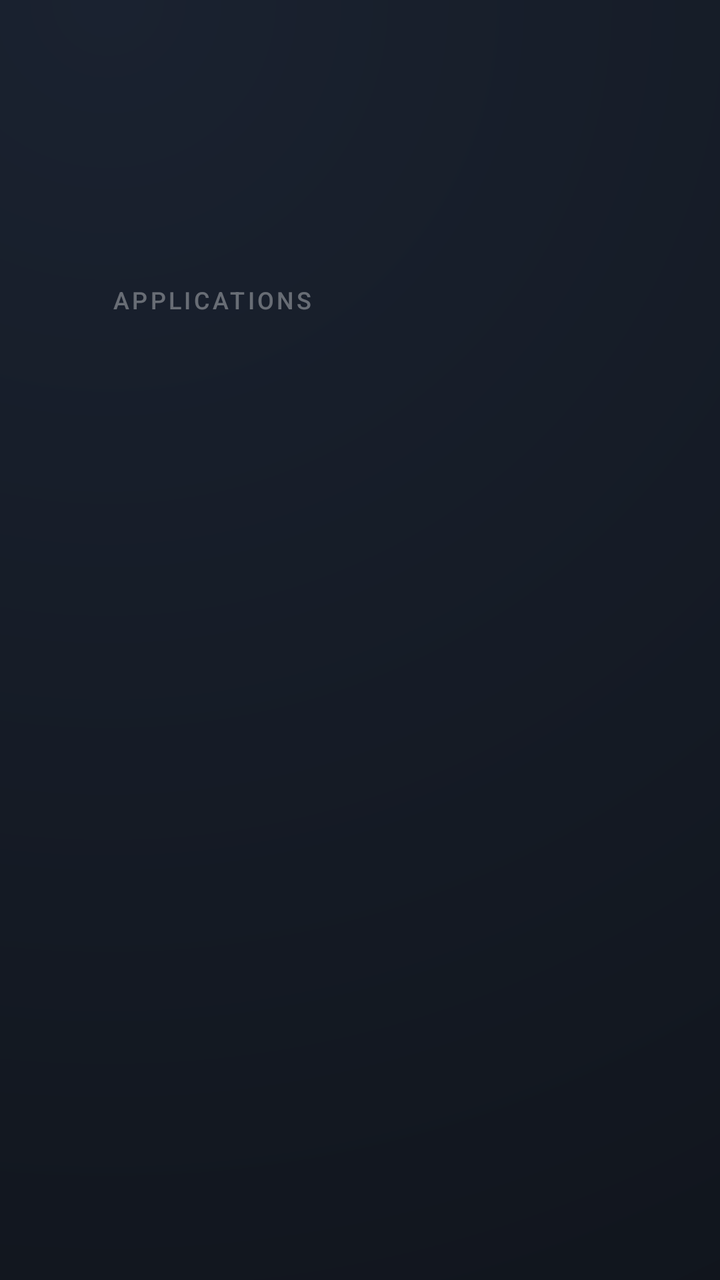
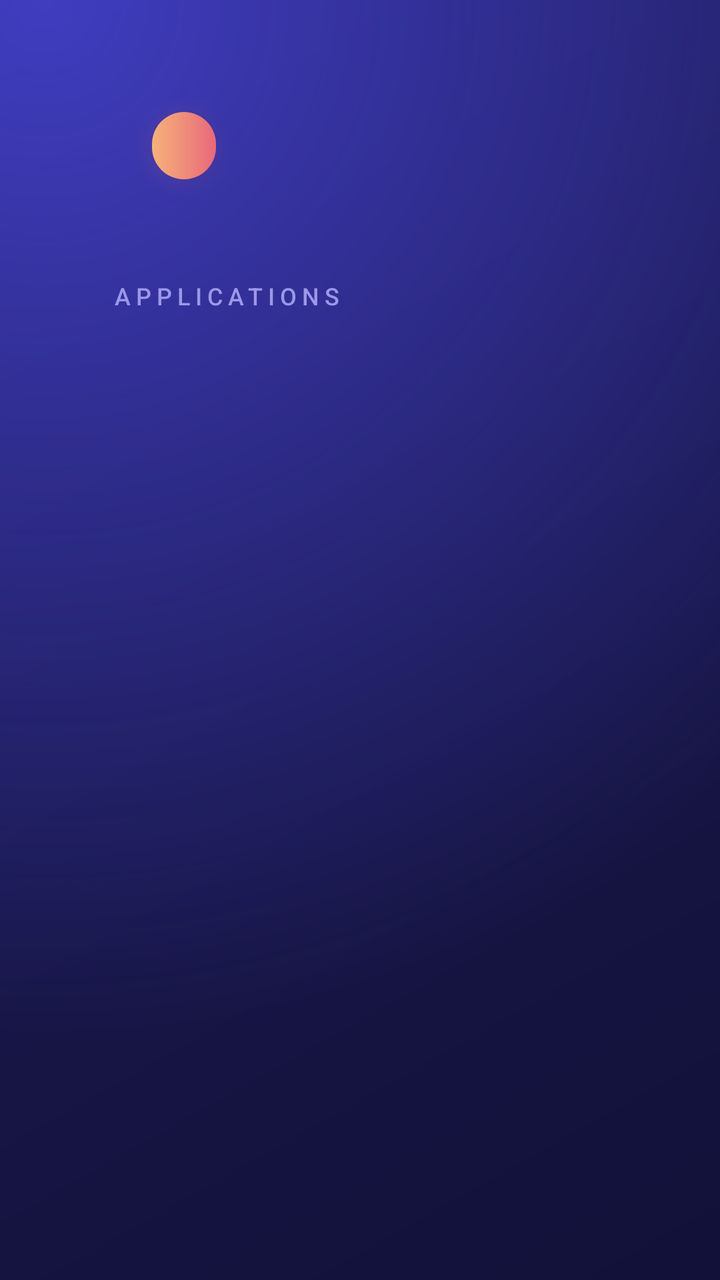

The first picture is an Android layout as it rendered before a commit; the second is the same layout after the commit. The layout source and the unified diff follow.
<!-- AndroidManifest.xml: application theme Theme.Lite -->
<!-- res/layout/activity_main.xml -->
<?xml version="1.0" encoding="utf-8"?>
<ScrollView xmlns:android="http://schemas.android.com/apk/res/android"
    android:id="@+id/scroll"
    android:layout_width="match_parent"
    android:layout_height="match_parent"
    android:clipChildren="false"
    android:clipToPadding="false"
    android:fillViewport="true"
    android:overScrollMode="never"
    android:paddingStart="@dimen/pad"
    android:paddingTop="40dp"
    android:paddingEnd="@dimen/pad"
    android:paddingBottom="48dp"
    android:scrollbars="none">

    <LinearLayout
        android:layout_width="match_parent"
        android:layout_height="wrap_content"
        android:clipChildren="false"
        android:clipToPadding="false"
        android:orientation="vertical">

        <LinearLayout
            android:layout_width="match_parent"
            android:layout_height="wrap_content"
            android:baselineAligned="true"
            android:orientation="horizontal">

            <TextView
                android:id="@+id/clock"
                android:layout_width="wrap_content"
                android:layout_height="wrap_content"
                android:fontFamily="sans-serif-light"
                android:includeFontPadding="false"
                android:textColor="#FFFFFF"
                android:textSize="56sp" />

            <TextView
                android:id="@+id/date"
                android:layout_width="wrap_content"
                android:layout_height="wrap_content"
                android:layout_marginStart="20dp"
                android:fontFamily="sans-serif"
                android:textColor="#8CFFFFFF"
                android:textSize="18sp" />
        </LinearLayout>

        <TextView
            android:layout_width="wrap_content"
            android:layout_height="wrap_content"
            android:layout_marginTop="36dp"
            android:layout_marginBottom="16dp"
            android:fontFamily="sans-serif-medium"
            android:letterSpacing="0.12"
            android:text="APPLICATIONS"
            android:textColor="#59FFFFFF"
            android:textSize="12sp" />

        <LinearLayout
            android:id="@+id/grid"
            android:layout_width="match_parent"
            android:layout_height="wrap_content"
            android:clipChildren="false"
            android:clipToPadding="false"
            android:orientation="vertical" />
    </LinearLayout>
</ScrollView>
<!-- resources referenced by this layout -->
<resources>
  <dimen name="pad">56dp</dimen>
  <style name="Theme.Lite" parent="android:Theme.DeviceDefault.NoActionBar.Fullscreen">
          <item name="android:windowBackground">@drawable/bg</item>
          <item name="android:colorAccent">#FFFFFF</item>
          <item name="android:windowDisablePreview">false</item>
      </style>
  <!-- drawable bg (drawable) -->
  <?xml version="1.0" encoding="utf-8"?>
  <shape xmlns:android="http://schemas.android.com/apk/res/android">
      <gradient
          android:centerX="0.15"
          android:centerY="0.0"
          android:endColor="#08090B"
          android:gradientRadius="1400dp"
          android:startColor="#1A2230"
          android:type="radial" />
  </shape>
</resources>

<!-- the commit's change to res/layout/activity_main.xml (unified diff, before → after) -->
@@ -23,14 +23,14 @@
         <LinearLayout
             android:layout_width="match_parent"
             android:layout_height="wrap_content"
-            android:baselineAligned="true"
+            android:gravity="center_vertical"
             android:orientation="horizontal">
 
             <TextView
                 android:id="@+id/clock"
                 android:layout_width="wrap_content"
                 android:layout_height="wrap_content"
-                android:fontFamily="sans-serif-light"
+                android:fontFamily="sans-serif-medium"
                 android:includeFontPadding="false"
                 android:textColor="#FFFFFF"
                 android:textSize="56sp" />
@@ -40,20 +40,27 @@
                 android:layout_width="wrap_content"
                 android:layout_height="wrap_content"
                 android:layout_marginStart="20dp"
-                android:fontFamily="sans-serif"
-                android:textColor="#8CFFFFFF"
-                android:textSize="18sp" />
+                android:background="@drawable/pill"
+                android:elevation="6dp"
+                android:fontFamily="sans-serif-medium"
+                android:outlineSpotShadowColor="@color/focus_glow"
+                android:paddingStart="16dp"
+                android:paddingTop="6dp"
+                android:paddingEnd="16dp"
+                android:paddingBottom="6dp"
+                android:textColor="#FFFFFF"
+                android:textSize="16sp" />
         </LinearLayout>
 
         <TextView
             android:layout_width="wrap_content"
             android:layout_height="wrap_content"
-            android:layout_marginTop="36dp"
+            android:layout_marginTop="34dp"
             android:layout_marginBottom="16dp"
             android:fontFamily="sans-serif-medium"
-            android:letterSpacing="0.12"
+            android:letterSpacing="0.22"
             android:text="APPLICATIONS"
-            android:textColor="#59FFFFFF"
+            android:textColor="#9C98E8"
             android:textSize="12sp" />
 
         <LinearLayout
<!-- resource entries referenced after the edit -->
@@ -1,21 +1,44 @@
 <!-- resources referenced by this layout -->
 <resources>
+  <color name="focus_glow">#E8687A</color>
   <dimen name="pad">56dp</dimen>
+  <!-- drawable pill (drawable) -->
+  <?xml version="1.0" encoding="utf-8"?>
+  <shape xmlns:android="http://schemas.android.com/apk/res/android">
+      <gradient
+          android:angle="0"
+          android:endColor="#E8687A"
+          android:startColor="#F6B27A" />
+      <corners android:radius="999dp" />
+  </shape>
   <style name="Theme.Lite" parent="android:Theme.DeviceDefault.NoActionBar.Fullscreen">
           <item name="android:windowBackground">@drawable/bg</item>
-          <item name="android:colorAccent">#FFFFFF</item>
+          <item name="android:colorAccent">#F5A97F</item>
           <item name="android:windowDisablePreview">false</item>
       </style>
   <!-- drawable bg (drawable) -->
   <?xml version="1.0" encoding="utf-8"?>
-  <shape xmlns:android="http://schemas.android.com/apk/res/android">
-      <gradient
-          android:centerX="0.15"
-          android:centerY="0.0"
-          android:endColor="#08090B"
-          android:gradientRadius="1400dp"
-          android:startColor="#1A2230"
-          android:type="radial" />
-  </shape>
+  <layer-list xmlns:android="http://schemas.android.com/apk/res/android">
+      <item>
+          <shape>
+              <gradient
+                  android:angle="315"
+                  android:endColor="#121139"
+                  android:startColor="#1D1C58"
+                  android:type="linear" />
+          </shape>
+      </item>
+      <item>
+          <shape>
+              <gradient
+                  android:centerX="0.06"
+                  android:centerY="0.0"
+                  android:endColor="#004642D2"
+                  android:gradientRadius="520dp"
+                  android:startColor="#D94642D2"
+                  android:type="radial" />
+          </shape>
+      </item>
+  </layer-list>
 </resources>
 
